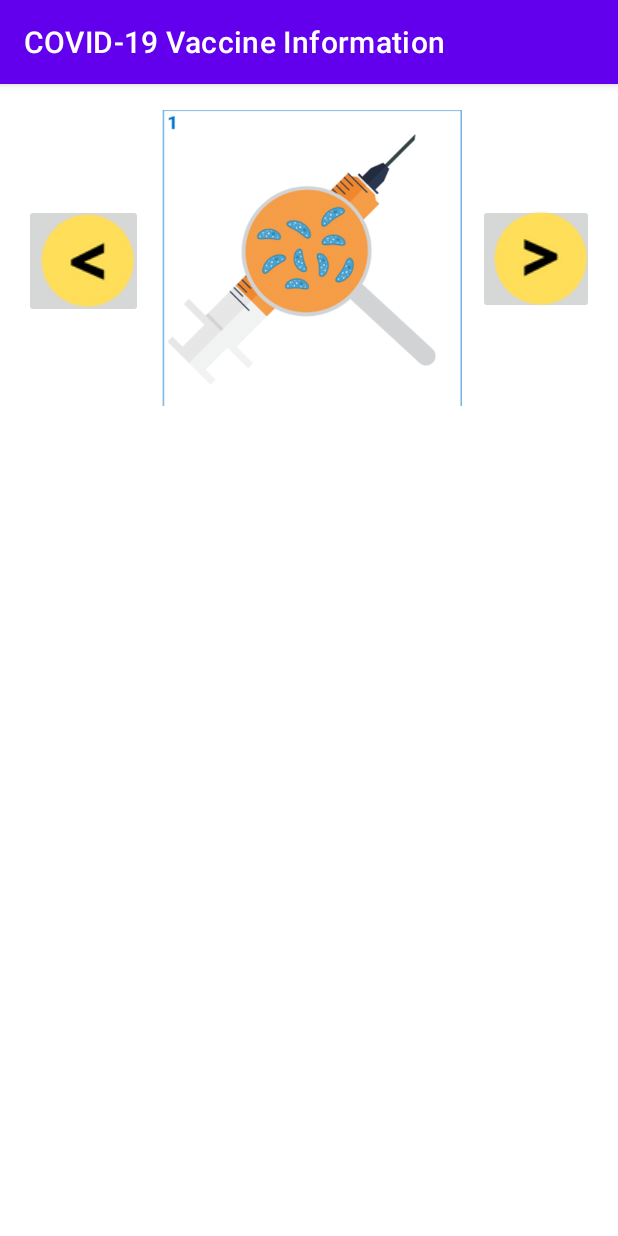
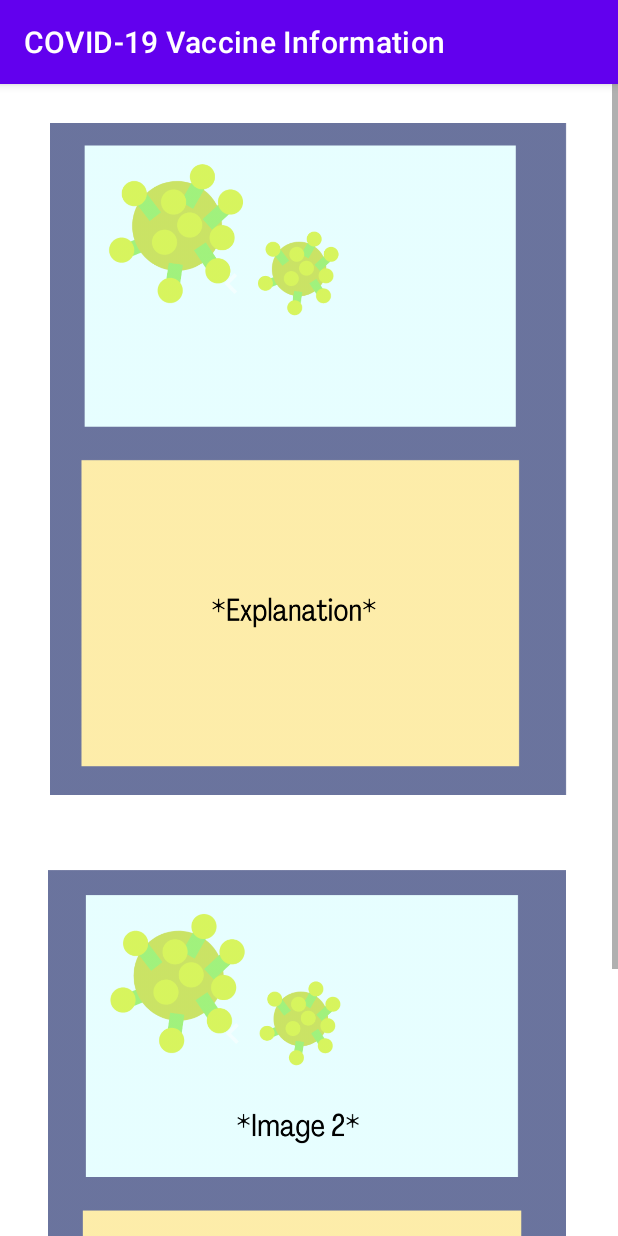
Before and after one commit to hannahdeniseee/r2y-04_app, an Android app: the vaxx_info screen opened directly, with no data from a screen before it, on a phone screen of 412 x 824 dp. Run offline under Robolectric (Android 15) with nearby library versions, the phone set to English and light mode, and no system bars.

Commit message:
Covid-19 Vaxx PH App - R2Y-04

```diff
--- a/app/src/main/java/com/example/covidvaxxph/vaxx_info.kt
+++ b/app/src/main/java/com/example/covidvaxxph/vaxx_info.kt
@@ -2,10 +2,14 @@ package com.example.covidvaxxph
 
 import androidx.appcompat.app.AppCompatActivity
 import android.os.Bundle
+import android.widget.ImageButton
+import android.widget.ImageView
 
 class vaxx_info : AppCompatActivity() {
     override fun onCreate(savedInstanceState: Bundle?) {
         super.onCreate(savedInstanceState)
         setContentView(R.layout.activity_vaxx_info)
+
+
     }
 }
--- a/app/src/main/res/layout/activity_vaxx_info.xml
+++ b/app/src/main/res/layout/activity_vaxx_info.xml
@@ -1,38 +1,33 @@
 <?xml version="1.0" encoding="utf-8"?>
-<androidx.constraintlayout.widget.ConstraintLayout xmlns:android="http://schemas.android.com/apk/res/android"
+<ScrollView
+    xmlns:android="http://schemas.android.com/apk/res/android"
     xmlns:app="http://schemas.android.com/apk/res-auto"
-    xmlns:tools="http://schemas.android.com/tools"
-    android:layout_width="match_parent"
-    android:layout_height="match_parent"
-    tools:context=".vaxx_info">
+    xmlns:tools="http://schemas.android.com/tools" android:layout_height="match_parent"
+    android:layout_width="match_parent">
 
-    <ImageButton
-        android:id="@+id/imageButton6"
-        android:layout_width="79dp"
-        android:layout_height="76dp"
-        android:layout_marginStart="16dp"
-        android:layout_marginTop="80dp"
-        app:layout_constraintStart_toStartOf="parent"
-        app:layout_constraintTop_toTopOf="parent"
-        app:srcCompat="@drawable/arrow_left" />
+    <androidx.constraintlayout.widget.ConstraintLayout
+        android:layout_width="match_parent"
+        android:layout_height="wrap_content"
 
-    <ImageButton
-        android:id="@+id/imageButton7"
-        android:layout_width="77dp"
-        android:layout_height="73dp"
-        android:layout_marginTop="80dp"
-        android:layout_marginEnd="16dp"
-        app:layout_constraintEnd_toEndOf="parent"
-        app:layout_constraintTop_toTopOf="parent"
-        app:srcCompat="@drawable/arrow_right" />
+        tools:context=".vaxx_info">
 
-    <ImageView
-        android:id="@+id/imageView"
-        android:layout_width="200dp"
-        android:layout_height="200dp"
-        android:layout_marginTop="16dp"
-        android:layout_marginEnd="88dp"
-        app:layout_constraintEnd_toEndOf="@+id/imageButton7"
-        app:layout_constraintTop_toTopOf="parent"
-        app:srcCompat="@drawable/vaxx_work_1" />
-</androidx.constraintlayout.widget.ConstraintLayout>
+        <ImageView
+            android:id="@+id/imageView4"
+            android:layout_width="345dp"
+            android:layout_height="500dp"
+            app:layout_constraintEnd_toEndOf="parent"
+            app:layout_constraintStart_toStartOf="parent"
+            app:srcCompat="@drawable/vaxx_work_top"
+            tools:ignore="MissingConstraints" />
+
+        <ImageView
+            android:id="@+id/imageView5"
+            android:layout_width="345dp"
+            android:layout_height="500dp"
+            android:layout_marginStart="32dp"
+            app:layout_constraintStart_toStartOf="parent"
+            app:layout_constraintTop_toBottomOf="@+id/imageView4"
+            app:srcCompat="@drawable/vaxx_work_next"
+            tools:ignore="MissingConstraints" />
+    </androidx.constraintlayout.widget.ConstraintLayout>
+</ScrollView>
```
Also changed, not shown: app/src/main/res/drawable/vaxx_work_2.png (added), app/src/main/res/drawable/vaxx_work_next.png (added), app/src/main/res/drawable/vaxx_work_top.png (added).
